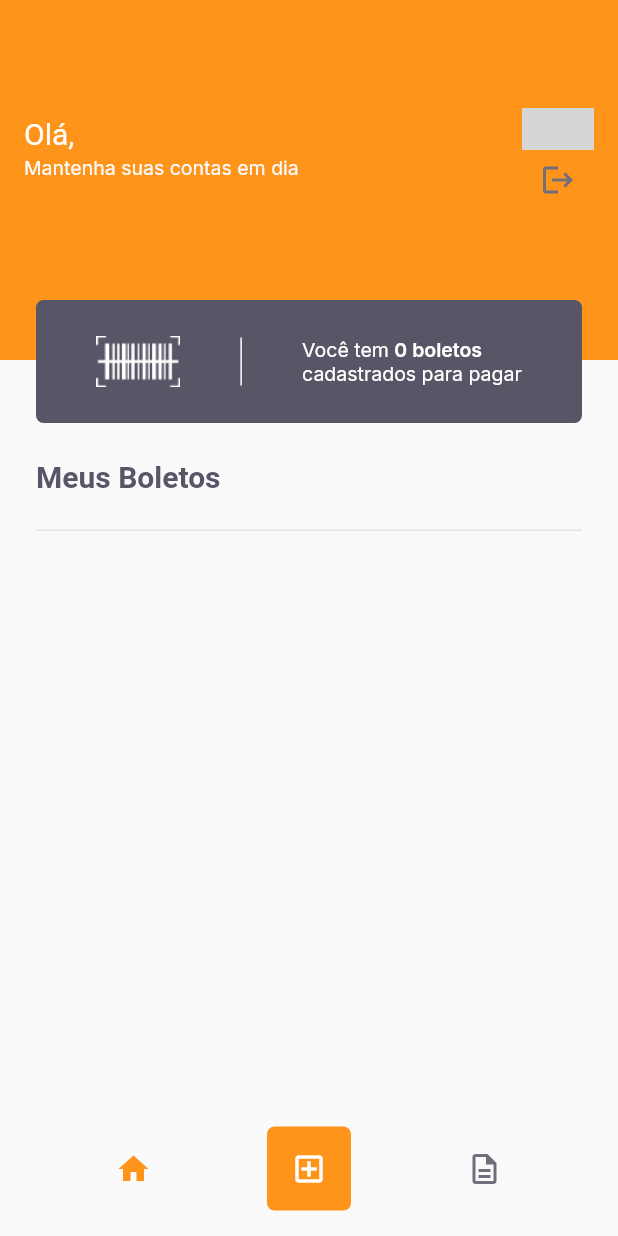
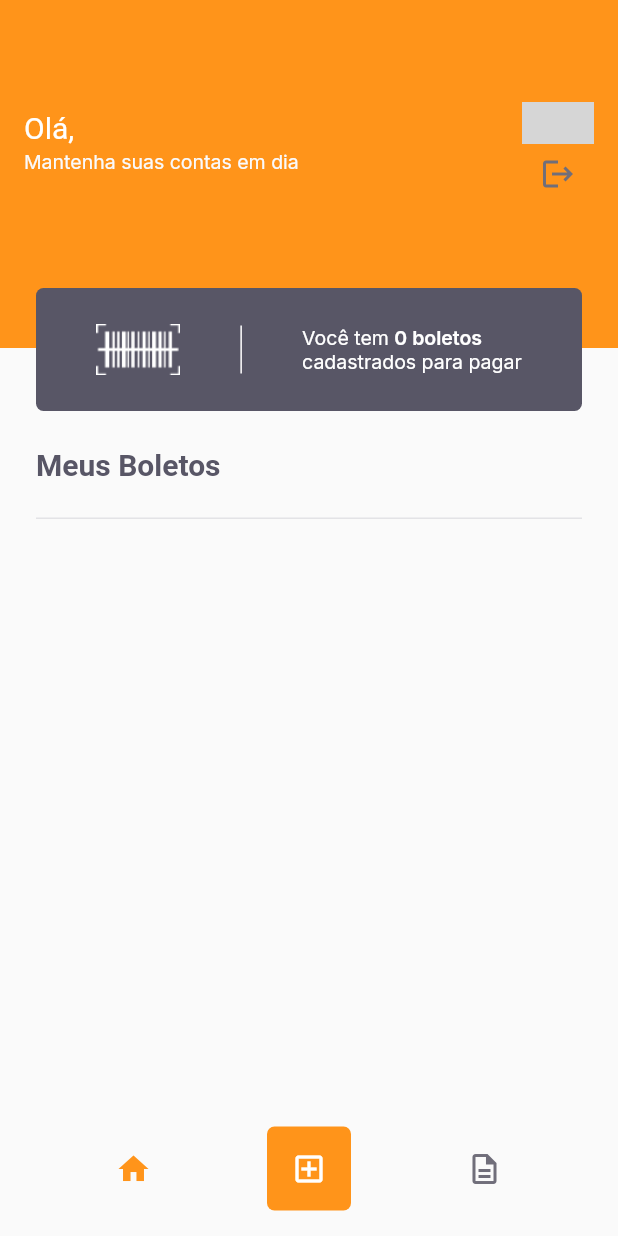
Before and after one commit to rubensguilardijr/payflow, a Flutter app: the HomePage screen opened directly with empty values, on a phone screen of 412 x 824 dp. Run offline on Flutter 3.47's test engine with Material 2 defaults, Android fonts, the phone set to English and light mode, and no system bars; our stand-ins replace camera, firebase_core, flutter_masked_text2, font_awesome_flutter, google_fonts, google_sign_in and 2 more; missing offline and left inert: animated_card, google_ml_kit; accounts and stored records are empty; network calls fail; grey boxes are pictures that could not be loaded.

Commit message:
Update home_page.dart

```diff
--- a/lib/modules/home/home_page.dart
+++ b/lib/modules/home/home_page.dart
@@ -27,9 +27,9 @@ class _HomePageState extends State<HomePage> {
   Widget build(BuildContext context) {
     return Scaffold(
       appBar: PreferredSize(
-        preferredSize: Size.fromHeight(200),
+        preferredSize: Size.fromHeight(192),
         child: Container(
-          height: 200,
+          height: 192,
           color: AppColors.primary,
           child: Center(
             child: ListTile(
```
